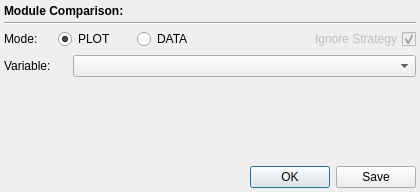
Above: designer/high/levelcomparison.ui from DTOcean/dtocean-app before the change. Below: the same form after it.
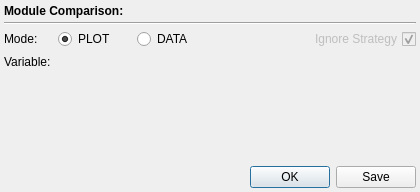
That is the form after the change.

Commit message: Use ExtendedComboBox in comparison context and senstivity strategy configurations

```diff
--- a/designer/high/levelcomparison.ui
+++ b/designer/high/levelcomparison.ui
@@ -212,16 +212,6 @@
        </property>
       </widget>
      </item>
-     <item>
-      <widget class="QComboBox" name="varBox">
-       <property name="sizePolicy">
-        <sizepolicy hsizetype="Expanding" vsizetype="Fixed">
-         <horstretch>0</horstretch>
-         <verstretch>0</verstretch>
-        </sizepolicy>
-       </property>
-      </widget>
-     </item>
     </layout>
    </item>
    <item>
```
The commit also changes 8 other files.
